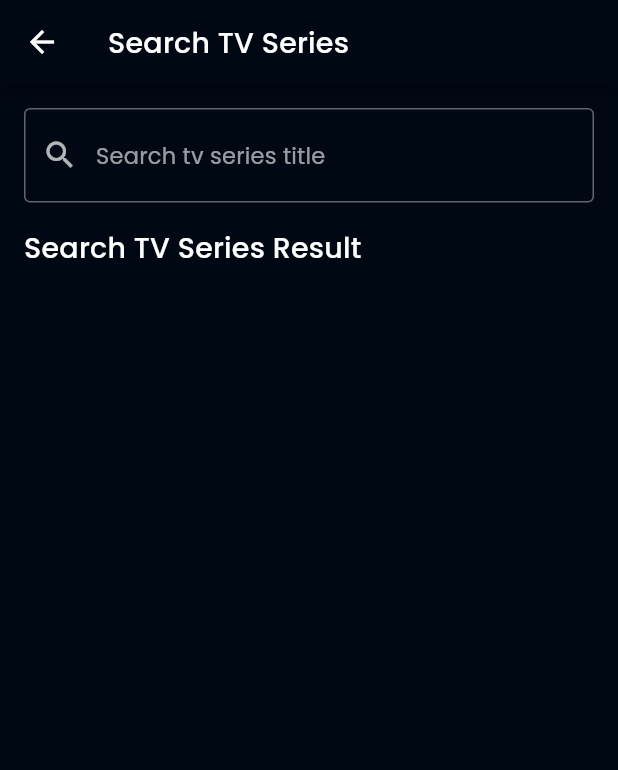
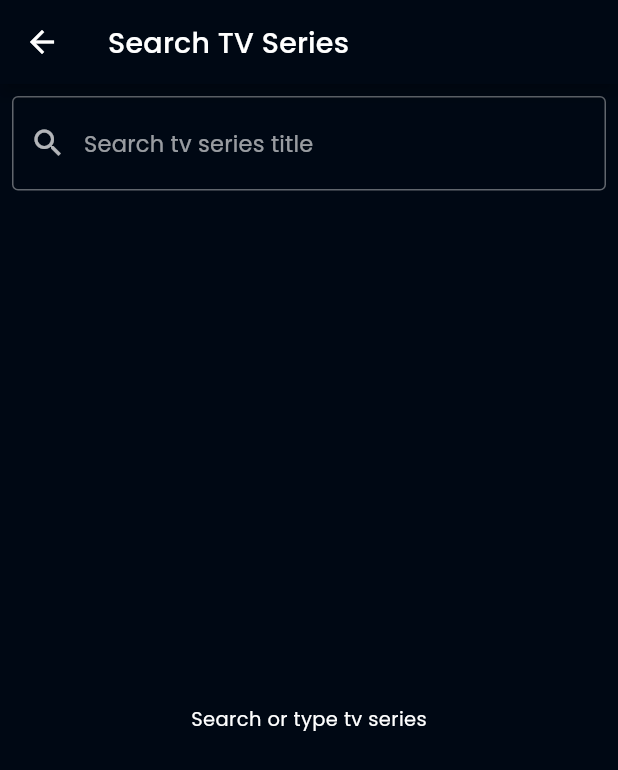
Before and after one commit to rezakrnwn/ditonton, a Flutter app: the SearchTVSeriesPage screen opened by its route, on a phone screen of 412 x 824 dp. Shown: the top 770 px of the screen. Run offline on Flutter 3.47's test engine with Material 2 defaults, Android fonts, the phone set to English and light mode, and no system bars; our stand-ins replace bloc, cached_network_image, dartz, equatable, flutter_bloc, flutter_rating_bar and 3 more; accounts and stored records are empty; network calls fail.

Commit message:
change search provider to bloc

```diff
--- a/lib/injection.dart
+++ b/lib/injection.dart
@@ -30,6 +30,8 @@ import 'package:ditonton/domain/usecases/search_tv_series.dart';
 import 'package:ditonton/presentation/bloc/now_playing_tv_series/now_playing_tv_series_bloc.dart';
 import 'package:ditonton/presentation/bloc/popular_movie/popular_movie_bloc.dart';
 import 'package:ditonton/presentation/bloc/popular_tv_series/popular_tv_series_bloc.dart';
+import 'package:ditonton/presentation/bloc/search_movie/search_movie_bloc.dart';
+import 'package:ditonton/presentation/bloc/search_tv_series/search_tv_series_bloc.dart';
 import 'package:ditonton/presentation/bloc/top_rated_movie/top_rated_movie_bloc.dart';
 import 'package:ditonton/presentation/bloc/top_rated_tv_series/top_rated_tv_series_bloc.dart';
 import 'package:ditonton/presentation/provider/movie_detail_notifier.dart';
@@ -195,4 +197,8 @@ void init() {
           () => PopularTVSeriesBloc(getPopularTVSeries: locator()));
   locator.registerFactory(
           () => NowPlayingTVSeriesBloc(getNowPlayingTVSeries: locator()));
+  locator.registerFactory(
+          () => SearchTVSeriesBloc(searchTVSeries: locator()));
+  locator.registerFactory(
+          () => SearchMovieBloc(searchMovies: locator()));
 }
--- a/lib/main.dart
+++ b/lib/main.dart
@@ -6,7 +6,7 @@ import 'package:ditonton/presentation/pages/movie_detail_page.dart';
 import 'package:ditonton/presentation/pages/now_playing_tv_series_page.dart';
 import 'package:ditonton/presentation/pages/popular_movies_page.dart';
 import 'package:ditonton/presentation/pages/popular_tv_series_page.dart';
-import 'package:ditonton/presentation/pages/search_page.dart';
+import 'package:ditonton/presentation/pages/search_movie_page.dart';
 import 'package:ditonton/presentation/pages/search_tv_series_page.dart';
 import 'package:ditonton/presentation/pages/top_rated_movies_page.dart';
 import 'package:ditonton/presentation/pages/top_rated_tv_series_page.dart';
@@ -117,8 +117,8 @@ class MyApp extends StatelessWidget {
                 builder: (_) => TVSeriesDetailPage(id: id),
                 settings: settings,
               );
-            case SearchPage.ROUTE_NAME:
-              return CupertinoPageRoute(builder: (_) => SearchPage());
+            case SearchMoviePage.ROUTE_NAME:
+              return CupertinoPageRoute(builder: (_) => SearchMoviePage());
             case SearchTVSeriesPage.ROUTE_NAME:
               return CupertinoPageRoute(builder: (_) => SearchTVSeriesPage());
             case WatchlistMoviesPage.ROUTE_NAME:
--- /dev/null
+++ b/lib/presentation/bloc/search_tv_series/search_tv_series_bloc.dart
@@ -0,0 +1,34 @@
+import 'package:bloc/bloc.dart';
+import 'package:ditonton/domain/entities/tv_series.dart';
+import 'package:ditonton/domain/usecases/search_tv_series.dart';
+import 'package:equatable/equatable.dart';
+
+part 'search_tv_series_event.dart';
+
+part 'search_tv_series_state.dart';
+
+class SearchTVSeriesBloc
+    extends Bloc<SearchTVSeriesEvent, SearchTVSeriesState> {
+  final SearchTVSeries _searchTVSeries;
+  List<TVSeries> _result = [];
+
+  List<TVSeries> get result => _result;
+
+  SearchTVSeriesBloc({required SearchTVSeries searchTVSeries})
+      : _searchTVSeries = searchTVSeries,
+        super(SearchTVSeriesInitial()) {
+    on<LoadSearchResultTVSeriesEvent>((event, emit) async {
+      emit(SearchTVSeriesLoadingState());
+      final result = await _searchTVSeries.execute(event.keyword);
+      result.fold(
+        (failure) => emit(LoadSearchTVSeriesFailureState(
+          message: failure.message,
+        )),
+        (data) {
+          _result = data;
+          emit(SearchResultTVSeriesLoadedState());
+        },
+      );
+    });
+  }
+}
--- /dev/null
+++ b/lib/presentation/bloc/search_tv_series/search_tv_series_event.dart
@@ -0,0 +1,16 @@
+part of 'search_tv_series_bloc.dart';
+
+abstract class SearchTVSeriesEvent extends Equatable {
+  const SearchTVSeriesEvent();
+
+  @override
+  List<Object> get props => [];
+}
+
+class LoadSearchResultTVSeriesEvent extends SearchTVSeriesEvent {
+  final String keyword;
+
+  LoadSearchResultTVSeriesEvent({
+    required this.keyword,
+  });
+}
--- /dev/null
+++ b/lib/presentation/bloc/search_tv_series/search_tv_series_state.dart
@@ -0,0 +1,25 @@
+part of 'search_tv_series_bloc.dart';
+
+abstract class SearchTVSeriesState extends Equatable {
+  const SearchTVSeriesState();
+
+  @override
+  List<Object> get props => [];
+}
+
+class SearchTVSeriesInitial extends SearchTVSeriesState {}
+
+class SearchTVSeriesLoadingState extends SearchTVSeriesState {}
+
+class SearchResultTVSeriesLoadedState extends SearchTVSeriesState {}
+
+class LoadSearchTVSeriesFailureState extends SearchTVSeriesState {
+  final String message;
+
+  LoadSearchTVSeriesFailureState({
+    this.message = "",
+  });
+
+  @override
+  List<Object> get props => [message];
+}
--- a/lib/presentation/pages/search_tv_series_page.dart
+++ b/lib/presentation/pages/search_tv_series_page.dart
@@ -1,12 +1,12 @@
-import 'package:ditonton/common/constants.dart';
-import 'package:ditonton/common/state_enum.dart';
-import 'package:ditonton/presentation/provider/tv_series_search_notifier.dart';
+import 'package:ditonton/injection.dart';
+import 'package:ditonton/presentation/bloc/search_tv_series/search_tv_series_bloc.dart';
 import 'package:ditonton/presentation/widgets/tv_series_card_list.dart';
 import 'package:flutter/material.dart';
-import 'package:provider/provider.dart';
+import 'package:flutter_bloc/flutter_bloc.dart';
 
 class SearchTVSeriesPage extends StatelessWidget {
   static const ROUTE_NAME = '/search-tv-series';
+  final SearchTVSeriesBloc searchTVSeriesBloc = locator();
 
   @override
   Widget build(BuildContext context) {
@@ -14,15 +14,42 @@ class SearchTVSeriesPage extends StatelessWidget {
       appBar: AppBar(
         title: Text('Search TV Series'),
       ),
-      body: Padding(
-        padding: const EdgeInsets.all(16.0),
+      body: BlocProvider(
+        create: (context) => searchTVSeriesBloc,
+        child: SearchTVSeriesContentSection(),
+      ),
+    );
+  }
+}
+
+class SearchTVSeriesContentSection extends StatefulWidget {
+  const SearchTVSeriesContentSection({Key? key}) : super(key: key);
+
+  @override
+  _SearchTVSeriesContentSectionState createState() =>
+      _SearchTVSeriesContentSectionState();
+}
+
+class _SearchTVSeriesContentSectionState
+    extends State<SearchTVSeriesContentSection> {
+  late SearchTVSeriesBloc searchTVSeriesBloc;
+
+  @override
+  void initState() {
+    searchTVSeriesBloc = BlocProvider.of<SearchTVSeriesBloc>(context);
+    super.initState();
+  }
+
+  @override
+  Widget build(BuildContext context) {
+    return Container(
+      padding: EdgeInsets.all(8),
       child: Column(
-          crossAxisAlignment: CrossAxisAlignment.start,
         children: [
           TextField(
             onSubmitted: (query) {
-                Provider.of<TVSeriesSearchNotifier>(context, listen: false)
-                    .fetchSearch(query);
+              searchTVSeriesBloc
+                  .add(LoadSearchResultTVSeriesEvent(keyword: query));
             },
             decoration: InputDecoration(
               hintText: 'Search tv series title',
@@ -32,37 +59,48 @@ class SearchTVSeriesPage extends StatelessWidget {
             textInputAction: TextInputAction.search,
           ),
           SizedBox(height: 16),
-            Text(
-              'Search TV Series Result',
-              style: kHeading6,
-            ),
-            Consumer<TVSeriesSearchNotifier>(
-              builder: (context, data, child) {
-                if (data.state == RequestState.Loading) {
+          Expanded(
+            child: BlocBuilder(
+              bloc: searchTVSeriesBloc,
+              builder: (context, state) {
+                if (state is SearchTVSeriesInitial) {
+                  return Center(
+                    child: Text("Search or type tv series"),
+                  );
+                } else if (state is SearchTVSeriesLoadingState) {
                   return Center(
                     child: CircularProgressIndicator(),
                   );
-                } else if (data.state == RequestState.Loaded) {
-                  final result = data.searchResult;
-                  return Expanded(
-                    child: ListView.builder(
-                      padding: const EdgeInsets.all(8),
+                } else if (state is SearchResultTVSeriesLoadedState &&
+                    searchTVSeriesBloc.result.isNotEmpty) {
+                  return ListView.builder(
                     itemBuilder: (context, index) {
-                        final tvSeries = data.searchResult[index];
-                        return TVSeriesCard(tvSeries);
+                      final tvSeries = searchTVSeriesBloc.result[index];
+                      return TVSeriesCard(
+                        tvSeries,
+                      );
                     },
-                      itemCount: result.length,
-                    ),
+                    itemCount: searchTVSeriesBloc.result.length,
+                  );
+                } else if (state is SearchResultTVSeriesLoadedState &&
+                    searchTVSeriesBloc.result.isEmpty) {
+                  return Center(
+                    key: Key('empty_message'),
+                    child: Text("Search not found"),
                   );
                 } else {
-                  return Expanded(
-                    child: Container(),
+                  String message = state is LoadSearchTVSeriesFailureState
+                      ? state.message
+                      : "Error";
+                  return Center(
+                    key: Key('error_message'),
+                    child: Text(message),
                   );
                 }
               },
             ),
+          ),
         ],
-        ),
       ),
     );
   }
```
Also changed, not shown: lib/presentation/bloc/search_movie/search_movie_bloc.dart (added, +34 -0 lines), lib/presentation/bloc/search_movie/search_movie_event.dart (added, +16 -0 lines), lib/presentation/bloc/search_movie/search_movie_state.dart (added, +25 -0 lines), lib/presentation/pages/home_movie_page.dart (+3 -39 lines), lib/presentation/pages/home_page.dart (+0 -12 lines), lib/presentation/pages/home_tv_series_page.dart (+10 -7 lines), lib/presentation/pages/search_movie_page.dart (added, +105 -0 lines), lib/presentation/pages/search_page.dart (deleted, +0 -69 lines), 8 other files. Lines whose indentation alone changed are shown as unchanged.
